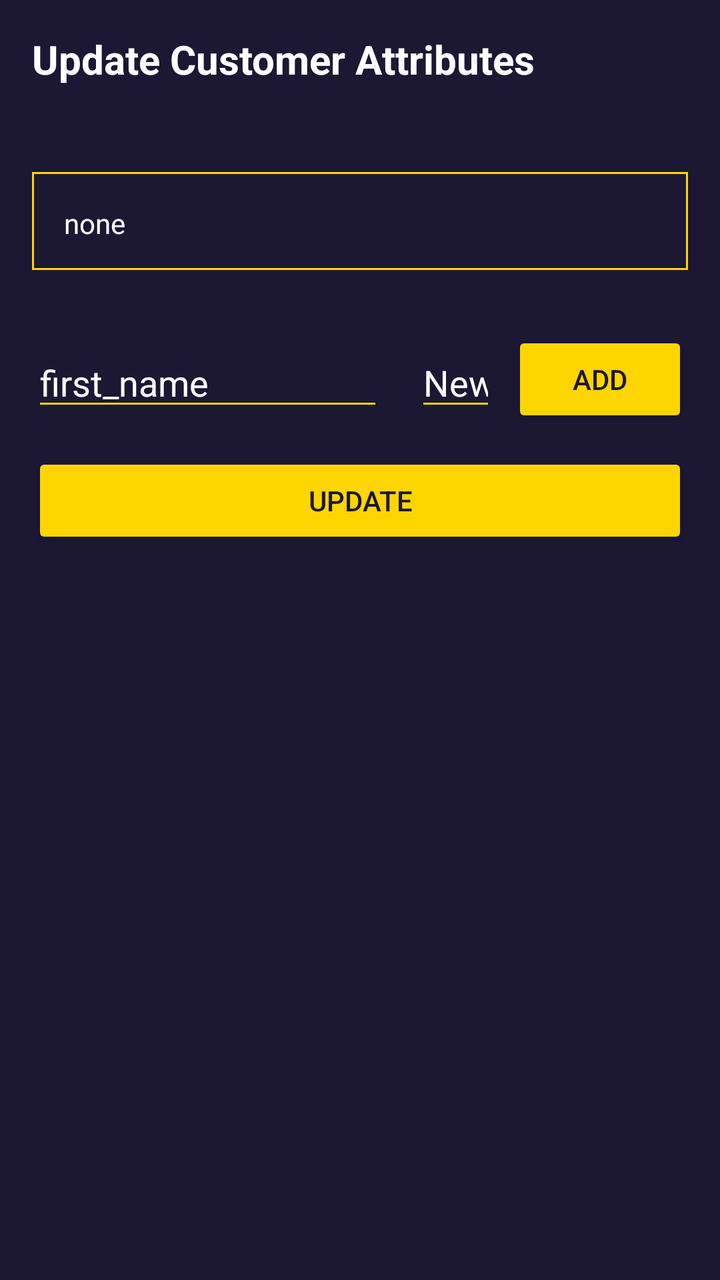
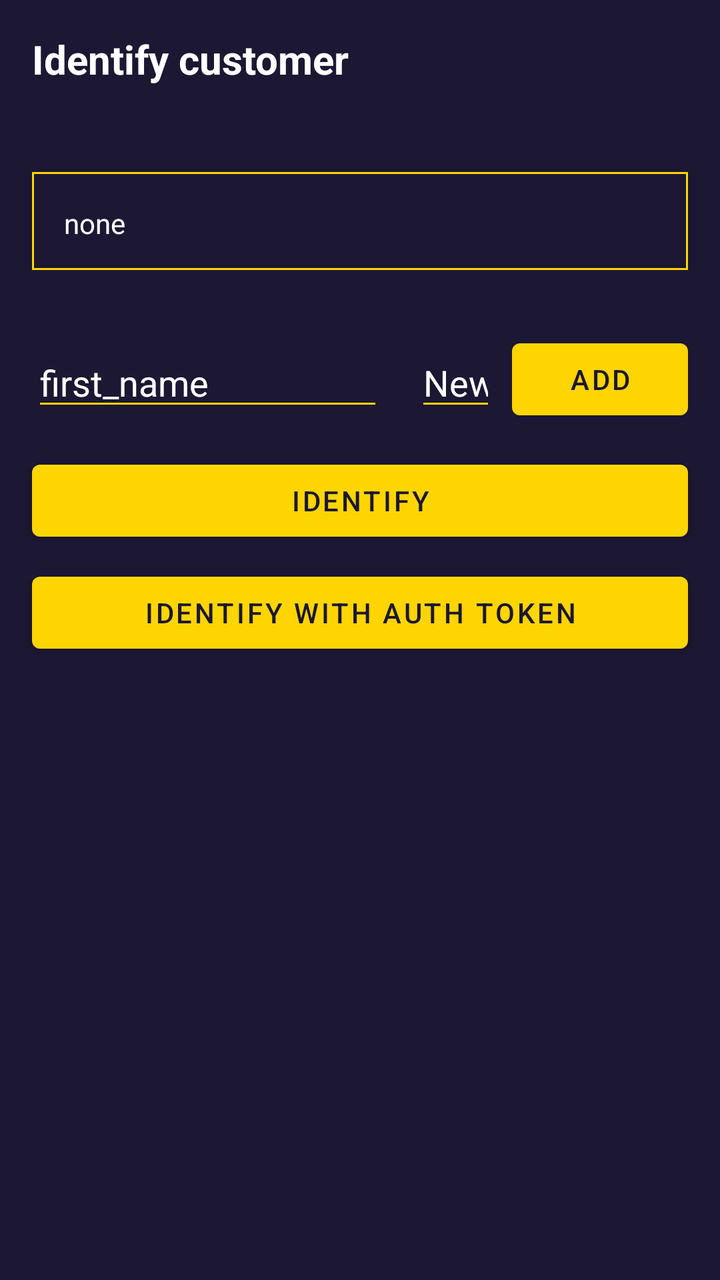

An Android layout rendered at two revisions. The XML below is the earlier revision; the diff shows what the commit changed to produce the second picture.
<!-- AndroidManifest.xml: application theme AppTheme -->
<!-- res/layout/dialog_track_custom_attributes.xml -->
<?xml version="1.0" encoding="utf-8"?>
<androidx.constraintlayout.widget.ConstraintLayout xmlns:android="http://schemas.android.com/apk/res/android"
    xmlns:app="http://schemas.android.com/apk/res-auto"
    xmlns:tools="http://schemas.android.com/tools"
    android:layout_width="match_parent"
    android:layout_height="match_parent"
    tools:layout_editor_absoluteY="25dp">


    <FrameLayout
        android:id="@+id/frameLayout"
        android:layout_width="0dp"
        android:layout_height="wrap_content"
        android:layout_marginEnd="16dp"
        android:layout_marginStart="16dp"
        android:layout_marginTop="8dp"
        android:background="@drawable/borders_rect"
        app:layout_constraintEnd_toEndOf="parent"
        app:layout_constraintHorizontal_bias="1.0"
        app:layout_constraintStart_toStartOf="parent"
        app:layout_constraintTop_toBottomOf="@+id/idsTextView">


        <TextView
            android:id="@+id/textViewAttributes"
            android:layout_width="wrap_content"
            android:layout_height="wrap_content"
            android:layout_margin="@dimen/content_margin"
            android:text="none" />

    </FrameLayout>

    <TextView
        android:id="@+id/textViewTitle"
        android:layout_width="wrap_content"
        android:layout_height="wrap_content"
        android:layout_marginStart="16dp"
        android:layout_marginTop="16dp"
        android:text="Update Customer Attributes"
        android:textSize="20sp"
        android:textStyle="bold"
        app:layout_constraintStart_toStartOf="parent"
        app:layout_constraintTop_toTopOf="parent" />

    <EditText
        android:id="@+id/editTextName"
        android:layout_width="0dp"
        android:layout_height="wrap_content"
        android:layout_marginEnd="16dp"
        android:layout_marginStart="16dp"
        android:inputType="text"
        android:imeOptions="actionNext"
        android:maxLines="1"
        android:layout_marginTop="24dp"
        android:ems="10"
        android:text="first_name"
        app:layout_constraintEnd_toStartOf="@+id/space"
        app:layout_constraintStart_toStartOf="parent"
        app:layout_constraintTop_toTopOf="@+id/space" />

    <Space
        android:id="@+id/space"
        android:layout_width="wrap_content"
        android:layout_height="wrap_content"
        android:layout_marginEnd="8dp"
        android:layout_marginStart="8dp"
        android:layout_marginTop="8dp"
        app:layout_constraintEnd_toEndOf="parent"
        app:layout_constraintHorizontal_bias="0.58"
        app:layout_constraintStart_toStartOf="parent"
        app:layout_constraintTop_toBottomOf="@+id/frameLayout" />

    <Button
        android:id="@+id/buttonUpdate"
        android:layout_width="0dp"
        android:layout_height="wrap_content"
        android:layout_marginBottom="8dp"
        android:layout_marginEnd="16dp"
        android:layout_marginStart="16dp"
        android:layout_marginTop="16dp"
        android:text="Update"
        android:theme="@style/AppButton"
        app:layout_constraintBottom_toBottomOf="parent"
        app:layout_constraintEnd_toEndOf="parent"
        app:layout_constraintStart_toStartOf="parent"
        app:layout_constraintTop_toBottomOf="@+id/editTextName"
        app:layout_constraintVertical_bias="0.0" />

    <Button
        android:theme="@style/AppButton"
        android:id="@+id/buttonAddAttr"
        android:layout_width="wrap_content"
        android:layout_height="wrap_content"
        android:layout_marginEnd="16dp"
        android:text="Add"
        app:layout_constraintBottom_toBottomOf="@+id/editTextName"
        app:layout_constraintEnd_toEndOf="parent"
        app:layout_constraintTop_toTopOf="@+id/editTextName" />

    <EditText
        android:id="@+id/editTextValue"
        android:inputType="text"
        android:imeOptions="actionNext"
        android:maxLines="1"
        android:layout_width="0dp"
        android:layout_height="wrap_content"
        android:layout_marginEnd="8dp"
        android:text="New Name"
        app:layout_constraintBottom_toBottomOf="@+id/editTextName"
        app:layout_constraintEnd_toStartOf="@+id/buttonAddAttr"
        app:layout_constraintStart_toEndOf="@+id/space"
        app:layout_constraintTop_toTopOf="@+id/editTextName" />

    <TextView
        android:id="@+id/idsTextView"
        android:layout_width="0dp"
        android:layout_height="wrap_content"
        android:layout_marginEnd="8dp"
        android:layout_marginStart="16dp"
        android:layout_marginTop="16dp"
        app:layout_constraintEnd_toEndOf="parent"
        app:layout_constraintStart_toStartOf="parent"
        app:layout_constraintTop_toBottomOf="@+id/textViewTitle" />


</androidx.constraintlayout.widget.ConstraintLayout>
<!-- resources referenced by this layout -->
<resources>
  <dimen name="content_margin">16dp</dimen>
  <!-- drawable borders_rect (drawable) -->
  <?xml version="1.0" encoding="utf-8"?>
  <layer-list
      xmlns:android="http://schemas.android.com/apk/res/android">
  
      <item
          android:bottom="2dp">
          <shape android:shape="rectangle">
              <stroke android:width="1dp"
                  android:color="@color/colorAccent"/>
          </shape>
      </item>
  </layer-list>
  <style name="AppButton" parent="Theme.AppCompat">
          <item name="colorButtonNormal">@color/colorAccent</item>
          <item name="colorControlHighlight">@color/colorPrimary</item>
          <item name="android:textColor">@color/colorPrimaryDark</item>
      </style>
  <style name="AppTheme" parent="Theme.AppCompat.NoActionBar">
          <item name="android:colorPrimary">@color/colorPrimary</item>
          <item name="android:colorPrimaryDark">@color/colorPrimaryDark</item>
          <item name="android:textColorPrimary">@color/white</item>
          <item name="android:colorAccent">@color/colorAccent</item>
          <item name="android:color">@color/white</item>
          <item name="android:windowBackground">@color/colorPrimaryDark</item>
          <item name="android:colorBackground">@color/colorPrimaryDark</item>
          <item name="android:textColor">@color/white</item>
          <item name="android:textColorHint">@color/white</item>
          <item name="colorControlNormal">@color/colorAccent</item>
          <item name="colorControlActivated">@color/colorAccent</item>
      </style>
  <color name="colorAccent">#ffd500</color>
  <color name="colorPrimary">#352c61</color>
  <color name="colorPrimaryDark">#1c1733</color>
  <color name="white">#FFFFFF</color>
</resources>

<!-- the commit's change to res/layout/dialog_track_custom_attributes.xml (unified diff, before → after) -->
@@ -36,7 +36,7 @@
         android:layout_height="wrap_content"
         android:layout_marginStart="16dp"
         android:layout_marginTop="16dp"
-        android:text="Update Customer Attributes"
+        android:text="@string/identify_customer_title"
         android:textSize="20sp"
         android:textStyle="bold"
         app:layout_constraintStart_toStartOf="parent"
@@ -71,28 +71,38 @@
         app:layout_constraintTop_toBottomOf="@+id/frameLayout" />
 
     <Button
-        android:id="@+id/buttonUpdate"
+        android:id="@+id/buttonIdentify"
+        android:layout_width="0dp"
+        android:layout_height="wrap_content"
+        android:layout_marginEnd="16dp"
+        android:layout_marginStart="16dp"
+        android:layout_marginTop="16dp"
+        android:text="@string/identify"
+        app:layout_constraintEnd_toEndOf="parent"
+        app:layout_constraintStart_toStartOf="parent"
+        app:layout_constraintTop_toBottomOf="@+id/editTextName" />
+
+    <Button
+        android:id="@+id/buttonIdentifyWithAuthToken"
         android:layout_width="0dp"
         android:layout_height="wrap_content"
         android:layout_marginBottom="8dp"
         android:layout_marginEnd="16dp"
         android:layout_marginStart="16dp"
-        android:layout_marginTop="16dp"
-        android:text="Update"
-        android:theme="@style/AppButton"
+        android:layout_marginTop="8dp"
+        android:text="@string/identify_with_auth_token"
         app:layout_constraintBottom_toBottomOf="parent"
         app:layout_constraintEnd_toEndOf="parent"
         app:layout_constraintStart_toStartOf="parent"
-        app:layout_constraintTop_toBottomOf="@+id/editTextName"
+        app:layout_constraintTop_toBottomOf="@+id/buttonIdentify"
         app:layout_constraintVertical_bias="0.0" />
 
     <Button
-        android:theme="@style/AppButton"
         android:id="@+id/buttonAddAttr"
         android:layout_width="wrap_content"
         android:layout_height="wrap_content"
         android:layout_marginEnd="16dp"
-        android:text="Add"
+        android:text="@string/add"
         app:layout_constraintBottom_toBottomOf="@+id/editTextName"
         app:layout_constraintEnd_toEndOf="parent"
         app:layout_constraintTop_toTopOf="@+id/editTextName" />
@@ -122,5 +132,4 @@
         app:layout_constraintStart_toStartOf="parent"
         app:layout_constraintTop_toBottomOf="@+id/textViewTitle" />
 
-
 </androidx.constraintlayout.widget.ConstraintLayout>
<!-- resource entries referenced after the edit -->
@@ -14,23 +14,50 @@
           </shape>
       </item>
   </layer-list>
-  <style name="AppButton" parent="Theme.AppCompat">
-          <item name="colorButtonNormal">@color/colorAccent</item>
-          <item name="colorControlHighlight">@color/colorPrimary</item>
+  <string name="add">Add</string>
+  <string name="identify">Identify</string>
+  <string name="identify_customer_title">Identify customer</string>
+  <string name="identify_with_auth_token">Identify with auth token</string>
+  <style name="AppButton" parent="Widget.MaterialComponents.Button">
+          <item name="backgroundTint">@color/colorAccent</item>
           <item name="android:textColor">@color/colorPrimaryDark</item>
       </style>
-  <style name="AppTheme" parent="Theme.AppCompat.NoActionBar">
-          <item name="android:colorPrimary">@color/colorPrimary</item>
-          <item name="android:colorPrimaryDark">@color/colorPrimaryDark</item>
-          <item name="android:textColorPrimary">@color/white</item>
-          <item name="android:colorAccent">@color/colorAccent</item>
-          <item name="android:color">@color/white</item>
+  <style name="Widget.App.TextInputLayout.FilledBox" parent="Widget.MaterialComponents.TextInputLayout.FilledBox">
+          <item name="android:textColor">@color/white</item>
+          <item name="android:textColorHint">@color/white</item>
+          <item name="boxBackgroundColor">@color/colorPrimaryDark</item>
+          <item name="boxStrokeColor">@color/filled_stroke_color</item>
+          <item name="materialThemeOverlay">@style/ThemeOverlay.App.TextInputLayout.FilledBox</item>
+      </style>
+  <style name="ThemeOverlay.App.MaterialAlertDialog" parent="ThemeOverlay.MaterialComponents.MaterialAlertDialog">
+          <item name="buttonBarPositiveButtonStyle">@style/Widget.App.Button.TextButton.Dialog</item>
+          <item name="buttonBarNegativeButtonStyle">@style/Widget.App.Button.TextButton.Dialog</item>
+          <item name="buttonBarNeutralButtonStyle">@style/Widget.App.Button.TextButton.Dialog</item>
+      </style>
+  <style name="ThemeOverlay.App.TextInputLayout.FilledBox" parent="">
+          <item name="colorPrimary">@color/colorAccent</item>
+          <item name="editTextStyle">@style/Widget.MaterialComponents.TextInputLayout.FilledBox</item>
+      </style>
+  <style name="Widget.App.Button.TextButton.Dialog" parent="Widget.MaterialComponents.Button.TextButton.Dialog">
+          <item name="materialThemeOverlay">@style/ThemeOverlay.App.Button.TextButton.Dialog</item>
+      </style>
+  <style name="ThemeOverlay.App.Button.TextButton.Dialog" parent="">
+          <item name="colorPrimary">@color/white</item>
+      </style>
+  <style name="AppTheme" parent="Theme.MaterialComponents.NoActionBar">
+          <item name="colorPrimary">@color/colorPrimary</item>
+          <item name="colorPrimaryVariant">@color/colorPrimaryDark</item>
+          <item name="colorSecondary">@color/colorAccent</item>
           <item name="android:windowBackground">@color/colorPrimaryDark</item>
           <item name="android:colorBackground">@color/colorPrimaryDark</item>
+          <item name="android:textColorPrimary">@color/white</item>
           <item name="android:textColor">@color/white</item>
           <item name="android:textColorHint">@color/white</item>
           <item name="colorControlNormal">@color/colorAccent</item>
           <item name="colorControlActivated">@color/colorAccent</item>
+          <item name="materialButtonStyle">@style/AppButton</item>
+          <item name="textInputStyle">@style/Widget.App.TextInputLayout.FilledBox</item>
+          <item name="materialAlertDialogTheme">@style/ThemeOverlay.App.MaterialAlertDialog</item>
       </style>
   <color name="colorAccent">#ffd500</color>
   <color name="colorPrimary">#352c61</color>
